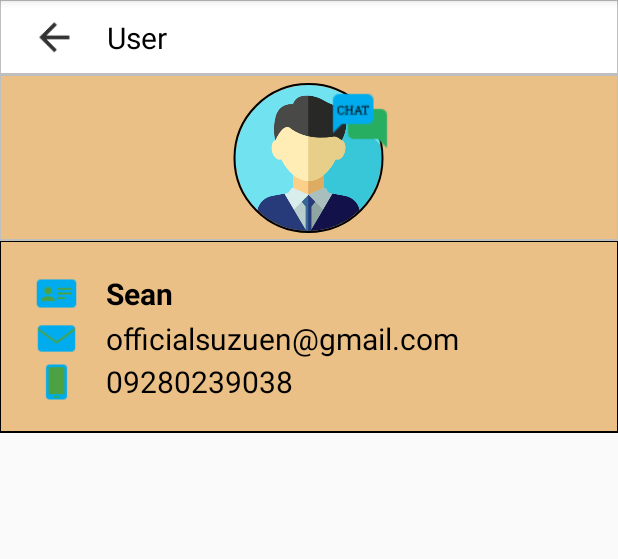
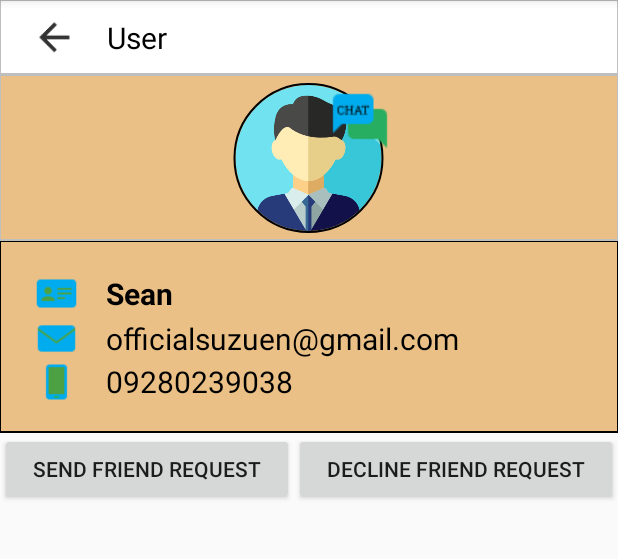
Before and after one commit to Taquio/TraSearch6, an Android app: the ViewProfile screen opened directly, with no data from a screen before it, on a phone screen of 412 x 824 dp, the part 84-643 px from its top. Run offline under Robolectric (Android 15) with nearby library versions, the light colour scheme and no system bars; our stand-ins replace CircleImageView, Firebase (no records; nobody signed in at launch, a user with empty details on screens opened directly), Picasso; pictures from the network do not load; 3 statements that could not run were skipped.

Commit message:
Notification

```diff
--- a/app/build.gradle
+++ b/app/build.gradle
@@ -40,6 +40,7 @@ dependencies {
     compile 'com.google.firebase:firebase-messaging:11.8.0'
 
 
+
     compile 'de.hdodenhof:circleimageview:2.2.0'
     compile 'com.android.support:support-v4:27.0.2'
     compile 'com.intuit.sdp:sdp-android:1.0.3'
@@ -62,6 +63,7 @@ dependencies {
 
     //okhttp
     compile 'com.squareup.okhttp3:okhttp:3.7.0'
+    compile 'com.squareup.okhttp3:logging-interceptor:3.4.1'
 
     //event bus
     compile 'org.greenrobot:eventbus:3.0.0'
@@ -109,6 +111,7 @@ dependencies {
 
     //picasso
     compile 'com.squareup.picasso:picasso:2.5.2'
+    compile 'com.jakewharton.picasso:picasso2-okhttp3-downloader:1.1.0'
 
     //SiliCompresor
     compile 'id.zelory:compressor:2.1.0'
--- a/app/src/main/java/com/example/taquio/trasearch6/ViewProfile.java
+++ b/app/src/main/java/com/example/taquio/trasearch6/ViewProfile.java
@@ -1,9 +1,29 @@
 package com.example.taquio.trasearch6;
 
+import android.app.ProgressDialog;
+import android.os.Bundle;
+import android.support.annotation.NonNull;
 import android.support.v7.app.AppCompatActivity;
-import android.os.Bundle;
 import android.view.View;
+import android.widget.Button;
 import android.widget.TextView;
+import android.widget.Toast;
+
+import com.google.android.gms.tasks.OnCompleteListener;
+import com.google.android.gms.tasks.Task;
+import com.google.firebase.auth.FirebaseAuth;
+import com.google.firebase.auth.FirebaseUser;
+import com.google.firebase.database.DataSnapshot;
+import com.google.firebase.database.DatabaseError;
+import com.google.firebase.database.DatabaseReference;
+import com.google.firebase.database.FirebaseDatabase;
+import com.google.firebase.database.ValueEventListener;
+import com.squareup.picasso.Picasso;
+
+import java.text.DateFormat;
+import java.util.Date;
+import java.util.HashMap;
+import java.util.Map;
 
 import de.hdodenhof.circleimageview.CircleImageView;
 
@@ -11,15 +31,272 @@ public class ViewProfile extends AppCompatActivity {
 
     TextView name,email,phoneNo;
     CircleImageView image;
+    ProgressDialog mProgressDialog;
+    Button sendRequest,declineRequest;
+    FirebaseUser mCurrent_user;
+    Integer mfriend_status;
+    private DatabaseReference mUsersDatabase
+            ,mFriendRequestDatabase
+            ,mFriendDatabase
+            ,mNotificatioonDatabase;
 
     @Override
     protected void onCreate(Bundle savedInstanceState) {
         super.onCreate(savedInstanceState);
         setContentView(R.layout.activity_view_profile);
+
+        //mFriend_status cheat codes:
+        // 0 = not friends
+        // 1 = req send
+        // 2 = req recv
+        // 3 = friends
+
+        mfriend_status = 0;
+        mProgressDialog = new ProgressDialog(ViewProfile.this);
+        mProgressDialog.setTitle("Loading");
+        mProgressDialog.setMessage("Please wait while we load User Data");
+        mProgressDialog.setCanceledOnTouchOutside(false);
+        mProgressDialog.show();
+
+        refIDs();
+        final String user_id = getIntent().getStringExtra("user_id");
+
+        mUsersDatabase= FirebaseDatabase.getInstance().getReference().child("Users").child(user_id);
+        mFriendRequestDatabase = FirebaseDatabase.getInstance().getReference().child("friend_request");
+        mFriendDatabase = FirebaseDatabase.getInstance().getReference().child("friends");
+        mCurrent_user = FirebaseAuth.getInstance().getCurrentUser();
+        mNotificatioonDatabase = FirebaseDatabase.getInstance().getReference().child("Notifications");
+
+        mUsersDatabase.addValueEventListener(new ValueEventListener() {
+            @Override
+            public void onDataChange(DataSnapshot dataSnapshot) {
+                name.setText(dataSnapshot.child("Name").getValue().toString());
+                email.setText(dataSnapshot.child("Email").getValue().toString());
+//                phoneNo.setText(dataSnapshot.child("Phone").getValue().toString());
+                Picasso.with(ViewProfile.this).load(dataSnapshot.child("Image").getValue().toString())
+                        .into(image);
+                mFriendRequestDatabase
+                        .child(mCurrent_user.getUid())
+                        .addValueEventListener(new ValueEventListener() {
+                    @Override
+                    public void onDataChange(DataSnapshot dataSnapshot) {
+
+                        if(dataSnapshot.hasChild(user_id))
+                        {
+                            String req_type = dataSnapshot.child(user_id).child("request_type").getValue().toString();
+
+                            if(req_type.equals("recieved"))
+                            {
+                                mfriend_status = 2;
+                                sendRequest.setText("Accept Friend Request");
+                                declineRequest.setVisibility(View.VISIBLE);
+                                declineRequest.setEnabled(true);
+                            }
+                            else if(req_type.equals("sent"))
+                            {
+                                mfriend_status = 1;
+                                sendRequest.setText("Cancel Friend Request");
+                                declineRequest.setVisibility(View.INVISIBLE);
+                                declineRequest.setEnabled(false);
+                            }
+                            mProgressDialog.dismiss();
+
+                        }else{
+                            mFriendDatabase.child(mCurrent_user.getUid()).addListenerForSingleValueEvent(new ValueEventListener() {
+                                @Override
+                                public void onDataChange(DataSnapshot dataSnapshot) {
+                                    if(dataSnapshot.hasChild(user_id))
+                                    {
+                                        sendRequest.setEnabled(true);
+                                        mfriend_status = 3;
+                                        sendRequest.setText("Unfriend this Person");
+                                        declineRequest.setVisibility(View.INVISIBLE);
+                                        declineRequest.setEnabled(false);
+                                    }
+                                    mProgressDialog.dismiss();
+
+                                }
+
+                                @Override
+                                public void onCancelled(DatabaseError databaseError) {
+                                    mProgressDialog.dismiss();
+
+                                }
+                            });
+                        }
+                        mProgressDialog.dismiss();
+                    }
+
+                    @Override
+                    public void onCancelled(DatabaseError databaseError) {
+
+                    }
+                });
+
+            }
+
+            @Override
+            public void onCancelled(DatabaseError databaseError) {
+
+            }
+        });
+
+        declineRequest.setOnClickListener(new View.OnClickListener() {
+            @Override
+            public void onClick(View v) {
+
+            }
+        });
+
+        sendRequest.setOnClickListener(new View.OnClickListener() {
+            @Override
+            public void onClick(View v) {
+
+                sendRequest.setEnabled(false);
+
+                if(mfriend_status == 0)
+                {
+                    mFriendRequestDatabase
+                            .child(mCurrent_user.getUid())
+                            .child(user_id)
+                            .child("request_type")
+                            .setValue("sent").addOnCompleteListener(new OnCompleteListener<Void>() {
+                        @Override
+                        public void onComplete(@NonNull Task<Void> task) {
+                            if(task.isSuccessful())
+                            {
+                                mFriendRequestDatabase
+                                        .child(user_id)
+                                        .child(mCurrent_user.getUid())
+                                        .child("request_type")
+                                        .setValue("recieved").addOnCompleteListener(new OnCompleteListener<Void>() {
+                                    @Override
+                                    public void onComplete(@NonNull Task<Void> task) {
+                                        if(task.isSuccessful())
+                                        {
+                                            Map notificationData = new HashMap();
+                                            notificationData.put("from", mCurrent_user.getUid());
+                                            notificationData.put("type","request");
+
+
+                                            mNotificatioonDatabase.child(user_id).push().setValue(notificationData).addOnCompleteListener(new OnCompleteListener<Void>() {
+                                                @Override
+                                                public void onComplete(@NonNull Task<Void> task) {
+                                                    if(task.isSuccessful())
+                                                    {
+
+                                                    }
+                                                }
+                                            });
+
+                                            sendRequest.setEnabled(true);
+                                            mfriend_status = 1;
+                                            sendRequest.setText("Cancel Friend Request");
+                                            declineRequest.setVisibility(View.INVISIBLE);
+                                            declineRequest.setEnabled(false);
+                                            Toast.makeText(ViewProfile.this,"Friend Request sent",Toast.LENGTH_SHORT).show();
+                                        }
+                                    }
+                                });
+                            }else{
+                                Toast.makeText(ViewProfile.this,"Failed to send Request",Toast.LENGTH_SHORT).show();
+                            }
+                        }
+                    });
+                }
+                else if (mfriend_status==1)
+                {
+                    mFriendRequestDatabase
+                            .child(mCurrent_user.getUid())
+                            .child(user_id)
+                            .removeValue().addOnCompleteListener(new OnCompleteListener<Void>() {
+                        @Override
+                        public void onComplete(@NonNull Task<Void> task) {
+                            if(task.isSuccessful())
+                            {
+                                mFriendRequestDatabase
+                                        .child(user_id)
+                                        .child(mCurrent_user.getUid())
+                                        .removeValue().addOnCompleteListener(new OnCompleteListener<Void>() {
+                                    @Override
+                                    public void onComplete(@NonNull Task<Void> task) {
+                                        if(task.isSuccessful())
+                                        {
+                                            sendRequest.setEnabled(true);
+                                            mfriend_status = 0;
+                                            sendRequest.setText("Send Friend Request");
+                                            declineRequest.setVisibility(View.INVISIBLE);
+                                            declineRequest.setEnabled(false);
+                                            Toast.makeText(ViewProfile.this,"Friend Request Cancelled",Toast.LENGTH_SHORT).show();
+                                        }
+                                    }
+                                });
+                            }else{
+                                Toast.makeText(ViewProfile.this,"Failed to cancel Friend Request",Toast.LENGTH_SHORT).show();
+                            }
+                        }
+                    });
+
+                }
+                else if(mfriend_status==2)
+                {
+                    final String current_date = DateFormat.getDateInstance().format(new Date());
+                    mFriendDatabase
+                            .child(mCurrent_user.getUid())
+                            .child(user_id).setValue(current_date)
+                            .addOnCompleteListener(new OnCompleteListener<Void>() {
+                        @Override
+                        public void onComplete(@NonNull Task<Void> task) {
+                            if(task.isSuccessful())
+                            {
+                                mFriendDatabase
+                                        .child(user_id)
+                                        .child(mCurrent_user.getUid())
+                                        .setValue(current_date)
+                                        .addOnCompleteListener(new OnCompleteListener<Void>() {
+                                            @Override
+                                            public void onComplete(@NonNull Task<Void> task) {
+                                                if(task.isSuccessful())
+                                                {
+                                                    mFriendRequestDatabase
+                                                            .child(user_id)
+                                                            .child(mCurrent_user.getUid())
+                                                            .removeValue()
+                                                            .addOnCompleteListener(new OnCompleteListener<Void>() {
+                                                        @Override
+                                                        public void onComplete(@NonNull Task<Void> task) {
+                                                            if(task.isSuccessful())
+                                                            {
+                                                                sendRequest.setEnabled(true);
+                                                                mfriend_status = 3;
+                                                                sendRequest.setText("Unfriend this Person");
+                                                                declineRequest.setVisibility(View.INVISIBLE);
+                                                                declineRequest.setEnabled(false);
+                                                                Toast.makeText(ViewProfile.this,"Friend Request Cancelled",Toast.LENGTH_SHORT).show();
+                                                            }
+                                                        }
+                                                    });
+                                                }
+                                            }
+                                        });
+                            }
+                        }
+                    });
+                }
+            }
+        });
+
     }
 
     public void refIDs()
     {
 
+
+        name = findViewById(R.id.vProfile_Name);
+        email = findViewById(R.id.vProfile_email);
+        phoneNo = findViewById(R.id.vProfile_number);
+        image = findViewById(R.id.vProfile_image);
+        sendRequest = findViewById(R.id.vProfile_sendFREquest_btn);
+        declineRequest = findViewById(R.id.vProfile_declineFREquest_btn);
     }
 }
--- a/app/src/main/res/layout/activity_view_profile.xml
+++ b/app/src/main/res/layout/activity_view_profile.xml
@@ -1,7 +1,5 @@
 <?xml version="1.0" encoding="utf-8"?>
-<RelativeLayout
-    xmlns:android="http://schemas.android.com/apk/res/android"
-    xmlns:app="http://schemas.android.com/apk/res-auto"
+<RelativeLayout xmlns:android="http://schemas.android.com/apk/res/android"
     xmlns:tools="http://schemas.android.com/tools"
     android:layout_width="match_parent"
     android:layout_height="match_parent"
@@ -16,12 +14,14 @@
     </RelativeLayout>
 
     <RelativeLayout
-        android:layout_below="@+id/viewRel1"
+        android:id="@+id/vProfile_UserDetailsLayout"
         android:layout_width="match_parent"
-        android:layout_height="match_parent">
+        android:layout_height="wrap_content"
+        android:layout_below="@+id/viewRel1">
 
-        <include layout="@layout/layout_view"
-            android:id="@+id/vProfile_layout"/>
+        <include android:id="@+id/vProfile_layout"
+            layout="@layout/layout_view"/>
     </RelativeLayout>
 
+
 </RelativeLayout>
--- a/app/src/main/res/layout/layout_view.xml
+++ b/app/src/main/res/layout/layout_view.xml
@@ -13,50 +13,50 @@
             android:background="@drawable/white_grey_border_bottom">
 
             <LinearLayout
+                android:id="@+id/linearLayout1"
                 android:layout_width="match_parent"
                 android:layout_height="wrap_content"
+                android:background="@drawable/blue_green_border_bottom"
                 android:orientation="horizontal"
-                android:id="@+id/linearLayout1"
-                android:background="@drawable/blue_green_border_bottom"
                 android:weightSum="100">
 
                 <RelativeLayout
                     android:layout_width="0dp"
-                    android:layout_weight="35"
-                    android:layout_height="match_parent">
+                    android:layout_height="match_parent"
+                    android:layout_weight="35">
 
                 </RelativeLayout>
                 <RelativeLayout
                     android:layout_width="0dp"
                     android:layout_height="wrap_content"
+                    android:layout_marginBottom="5dp"
+                    android:layout_marginTop="5dp"
                     android:layout_weight="30"
-                    android:gravity="center"
-                    android:layout_marginBottom="5dp"
-                    android:layout_marginTop="5dp">
+                    android:gravity="center">
 
                     <de.hdodenhof.circleimageview.CircleImageView
+                        android:id="@+id/vProfile_image"
                         android:layout_width="150dp"
                         android:layout_height="100dp"
-                        android:id="@+id/vProfile_image"
+                        android:layout_centerVertical="true"
+                        android:src="@drawable/profileuser"
                         app:civ_border_color="@color/black"
-                        app:civ_border_width="1.5dp"
-                        android:src="@drawable/profileuser"
-                        android:layout_centerVertical="true"/>
+                        app:civ_border_width="1.5dp"/>
 
                     <ImageButton
                         android:layout_width="55dp"
                         android:layout_height="50dp"
                         android:layout_alignParentRight="true"
                         android:layout_alignParentTop="true"
-                        android:src="@drawable/chattt"
-                        android:background="@color/transparent"/>
+                        android:background="@color/transparent"
+                        android:src="@drawable/chattt"/>
 
                 </RelativeLayout>
 
                 <RelativeLayout
                     android:layout_width="0dp"
-                    android:layout_weight="35"
-                    android:layout_height="match_parent">
+                    android:layout_height="match_parent"
+                    android:layout_weight="35">
 
                 </RelativeLayout>
 
@@ -66,78 +66,78 @@
                 android:id="@+id/linearLayout2"
                 android:layout_width="match_parent"
                 android:layout_height="wrap_content"
-                android:orientation="vertical"
                 android:layout_below="@id/linearLayout1"
                 android:background="@drawable/green_black_border_bottom"
+                android:orientation="vertical"
                 android:padding="20dp">
 
                 <LinearLayout
                     android:layout_width="match_parent"
                     android:layout_height="match_parent"
-                    android:orientation="horizontal"
-                    android:gravity="center">
+                    android:gravity="center"
+                    android:orientation="horizontal">
 
                     <ImageView
                         android:id="@+id/img1"
                         android:layout_width="35dp"
                         android:layout_height="30dp"
-                        android:src="@drawable/et_name"
-                        android:layout_marginRight="15dp"/>
+                        android:layout_marginRight="15dp"
+                        android:src="@drawable/et_name"/>
 
                     <TextView
+                        android:id="@+id/vProfile_Name"
                         android:layout_width="match_parent"
                         android:layout_height="wrap_content"
-                        android:id="@+id/vProfile_Name"
+                        android:text="Sean"
                         android:textColor="@color/black"
-                        android:textStyle="bold"
                         android:textSize="20sp"
-                        android:text="Sean" />
+                        android:textStyle="bold" />
 
                 </LinearLayout>
 
                 <LinearLayout
                     android:layout_width="match_parent"
                     android:layout_height="match_parent"
-                    android:orientation="horizontal"
-                    android:gravity="center">
+                    android:gravity="center"
+                    android:orientation="horizontal">
 
                     <ImageView
                         android:id="@+id/img2"
                         android:layout_width="35dp"
                         android:layout_height="30dp"
-                        android:src="@drawable/et_email"
-                        android:layout_marginRight="15dp"/>
+                        android:layout_marginRight="15dp"
+                        android:src="@drawable/et_email"/>
 
                     <TextView
+                        android:id="@+id/vProfile_email"
                         android:layout_width="match_parent"
                         android:layout_height="wrap_content"
-                        android:id="@+id/vProfile_email"
+                        android:text="officialsuzuen@gmail.com"
                         android:textColor="@color/black"
-                        android:textSize="20sp"
-                        android:text="officialsuzuen@gmail.com" />
+                        android:textSize="20sp" />
 
                 </LinearLayout>
 
                 <LinearLayout
                     android:layout_width="match_parent"
                     android:layout_height="match_parent"
-                    android:orientation="horizontal"
-                    android:gravity="center">
+                    android:gravity="center"
+                    android:orientation="horizontal">
 
                     <ImageView
                         android:id="@+id/img3"
                         android:layout_width="35dp"
                         android:layout_height="28dp"
-                        android:src="@drawable/et_phone"
-                        android:layout_marginRight="15dp" />
+                        android:layout_marginRight="15dp"
+                        android:src="@drawable/et_phone" />
 
                     <TextView
+                        android:id="@+id/vProfile_number"
                         android:layout_width="match_parent"
                         android:layout_height="wrap_content"
-                        android:id="@+id/vProfile_number"
+                        android:text="09280239038"
                         android:textColor="@color/black"
                         android:textSize="20sp"
-                        android:text="09280239038"
                         />
 
                 </LinearLayout>
@@ -146,21 +146,44 @@
 
         </RelativeLayout>
 
+        <LinearLayout
+            android:id="@+id/buttonsOnly"
+            android:layout_width="match_parent"
+            android:layout_height="wrap_content"
+            android:layout_below="@+id/relativeLayout2"
+            android:weightSum="100">
+
+            <Button
+                android:id="@+id/vProfile_sendFREquest_btn"
+                android:layout_width="wrap_content"
+                android:layout_height="wrap_content"
+                android:layout_weight="50"
+                android:text="Send Friend Request"/>
+            <Button
+                android:id="@+id/vProfile_declineFREquest_btn"
+                android:layout_width="wrap_content"
+                android:layout_height="wrap_content"
+                android:layout_weight="50"
+                android:text="Decline Friend Request"/>
+
+
+        </LinearLayout>
+
         <RelativeLayout
             android:id="@+id/relativeLayout3"
             android:layout_width="match_parent"
             android:layout_height="wrap_content"
-            android:layout_below="@+id/relativeLayout2">
+            android:layout_below="@+id/buttonsOnly">
 
             <GridView
+                android:id="@+id/gridView"
                 android:layout_width="match_parent"
                 android:layout_height="wrap_content"
-                android:id="@+id/gridView"
+                android:gravity="center"
+                android:horizontalSpacing="1dp"
                 android:numColumns="3"
-                android:verticalSpacing="1dp"
-                android:horizontalSpacing="1dp"
-                android:gravity="center"
-                android:stretchMode="columnWidth">
+                android:stretchMode="columnWidth"
+                android:verticalSpacing="1dp">
 
             </GridView>
 
```
Also changed, not shown: app/src/main/AndroidManifest.xml (+23 -0 lines), app/src/main/java/com/example/taquio/trasearch6/ActivityLogin.java (+19 -2 lines), app/src/main/java/com/example/taquio/trasearch6/Profile/ProfileActivity.java (+76 -56 lines), app/src/main/java/com/example/taquio/trasearch6/RegisterActivity.java (+29 -11 lines), app/src/main/java/com/example/taquio/trasearch6/Trasearch.java (added, +33 -0 lines).
